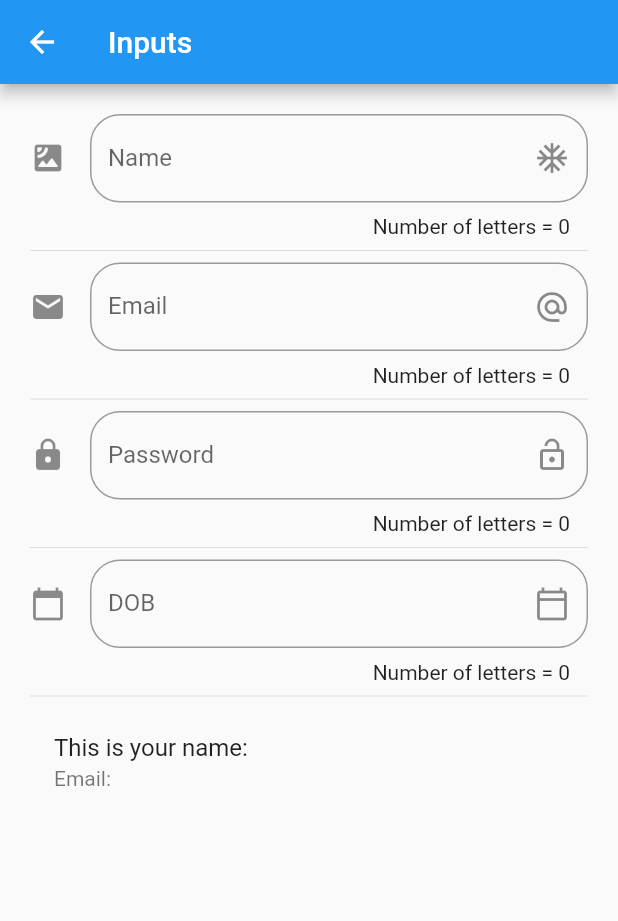
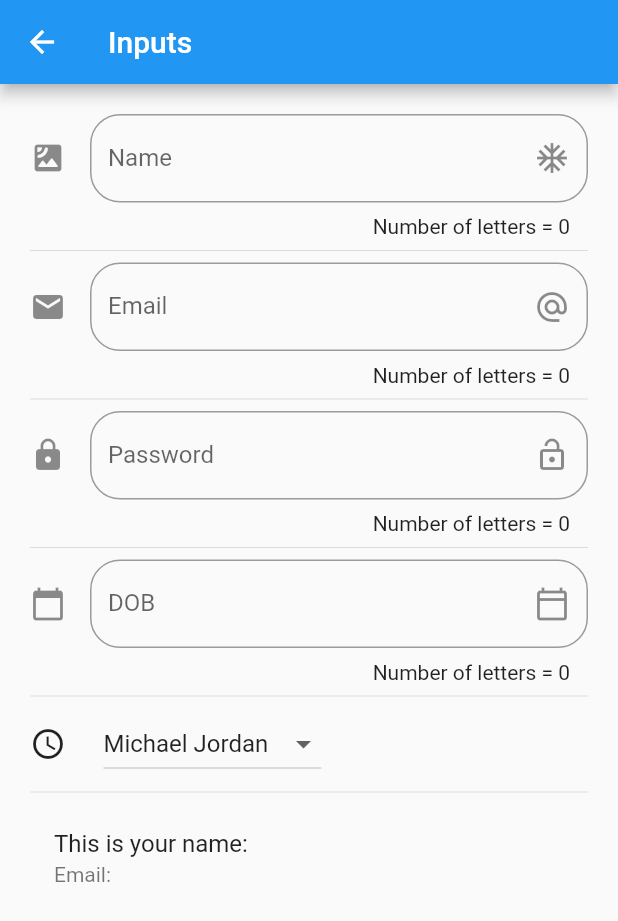
Before and after one commit to miguelfagundez/WidgetsFlutter, a Flutter app: the InputPage screen opened by its route, on a phone screen of 412 x 824 dp. Shown: the top 921 px of the screen. Run offline on Flutter 3.47's test engine with Material 2 defaults, Android fonts, the light colour scheme and no system bars.

Commit message:
Dropdown list example

```diff
--- a/lib/src/pages/input_page.dart
+++ b/lib/src/pages/input_page.dart
@@ -12,8 +12,14 @@ class _InputPageState extends State<InputPage> {
   String _name = '';
   String _email = '';
   String _password = '';
+  // Date Picker
   String _date = '';
   TextEditingController _controllerDate = new TextEditingController();
+  // Dropdonw list
+  List<String> nbaPlayers = ['Michael Jordan', 'Charles Barkley', 'Scottie Pipen',
+    'Reggie Miller', 'John Stockton', 'Karl Malone', 'Shaquille O\'Neal', 'Kobe Bryan',
+    'Magic Johnson', 'Bill Russell', 'Larry Bird', 'Patrick Ewing', 'Wilt Chamberlain'];
+  String _playerSelected = 'Michael Jordan';
 
   @override
   Widget build(BuildContext context) {
@@ -31,6 +37,8 @@ class _InputPageState extends State<InputPage> {
          _createPassword(),
          Divider(),
          _createDate(context),
+         Divider(),
+         _createDropdown(),
          Divider(),
          _createPerson(),
         ],
@@ -74,6 +82,7 @@ class _InputPageState extends State<InputPage> {
     return ListTile(
       title: Text('This is your name: $_name'),
       subtitle: Text('Email: $_email'),
+      //trailing: Text(_playerSelected),
     );
   }
 
@@ -182,4 +191,35 @@ class _InputPageState extends State<InputPage> {
     }
   }
 
+  Widget _createDropdown() {
+    final dropdown = DropdownButton(
+      value: _playerSelected,
+      items: getListofPlayers(),
+      onChanged: (option){
+        setState(() {
+          _playerSelected = option;
+        });
+      },
+    );
+
+    return Row(
+      children: <Widget>[
+        Icon(Icons.access_time),
+        SizedBox(width: 25.0,),
+        dropdown
+      ],
+    );
+  }
+
+  List<DropdownMenuItem<String>> getListofPlayers() {
+    List<DropdownMenuItem<String>> list = [];
+
+    nbaPlayers.forEach((player) {
+      list.add(DropdownMenuItem(
+        child: Text(player),
+        value: player,
+      ));
+    });
+    return list;
+  }
 }
```
